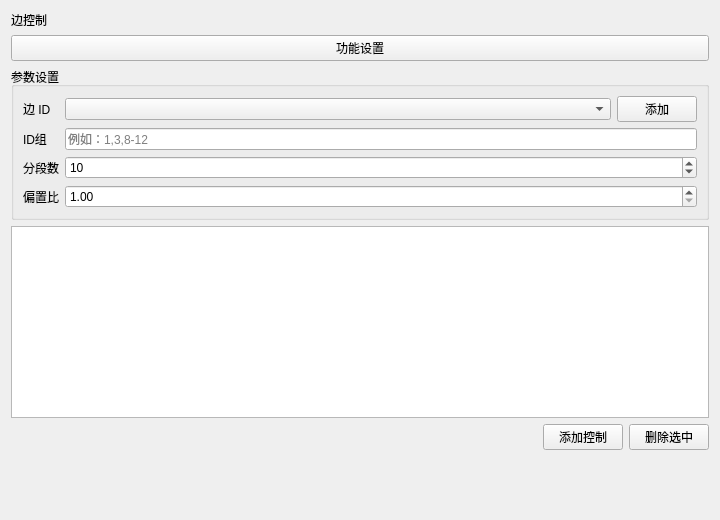
asd977/base_cae, file plugins/Base_Mesh/MeshEdgeControlWidget.ui: the form before one commit.
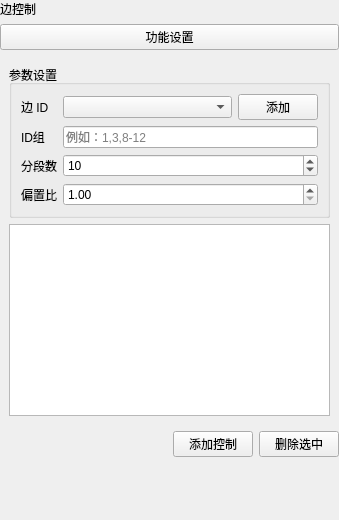
The form after the commit. Custom widgets are drawn as their Qt base class.

What changed in the file:
```diff
--- a/plugins/Base_Mesh/MeshEdgeControlWidget.ui
+++ b/plugins/Base_Mesh/MeshEdgeControlWidget.ui
@@ -6,7 +6,7 @@
    <rect>
     <x>0</x>
     <y>0</y>
-    <width>720</width>
+    <width>339</width>
     <height>520</height>
    </rect>
   </property>
@@ -14,6 +14,18 @@
    <string>边控制</string>
   </property>
   <layout class="QVBoxLayout" name="verticalLayout">
+   <property name="leftMargin">
+    <number>0</number>
+   </property>
+   <property name="topMargin">
+    <number>0</number>
+   </property>
+   <property name="rightMargin">
+    <number>0</number>
+   </property>
+   <property name="bottomMargin">
+    <number>0</number>
+   </property>
    <item>
     <widget class="QLabel" name="pageNameLabel">
      <property name="text">
@@ -29,6 +41,9 @@
     </widget>
    </item>
    <item>
+    <widget class="QWidget" name="widget" native="true">
+     <layout class="QVBoxLayout" name="verticalLayout_2">
+      <item>
     <widget class="QGroupBox" name="groupBoxInput">
      <property name="title">
       <string>参数设置</string>
@@ -132,6 +147,9 @@
    </item>
    <item>
     <widget class="QTableWidget" name="tableControls"/>
+      </item>
+     </layout>
+    </widget>
    </item>
    <item>
     <layout class="QHBoxLayout" name="horizontalLayoutButtons">
```
Lines whose indentation alone changed are shown as unchanged.
